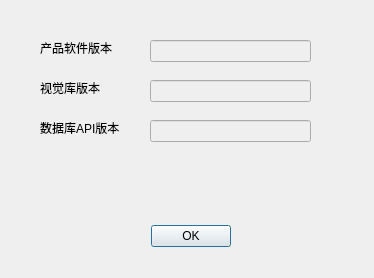
Above: VisionUI/AboutDialog.ui from chuandongxu/AOI before the change. Below: the same form after it.
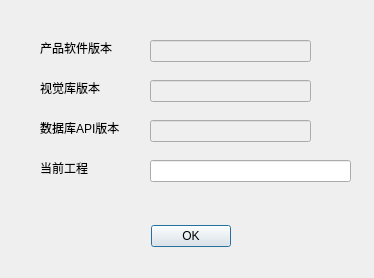
That is the form after the change.

Diff of the .ui file:
```diff
--- a/VisionUI/AboutDialog.ui
+++ b/VisionUI/AboutDialog.ui
@@ -110,6 +110,35 @@
     <string>数据库API版本</string>
    </property>
   </widget>
+  <widget class="QLabel" name="labelCurrentProject">
+   <property name="geometry">
+    <rect>
+     <x>40</x>
+     <y>160</y>
+     <width>61</width>
+     <height>16</height>
+    </rect>
+   </property>
+   <property name="text">
+    <string>当前工程</string>
+   </property>
+  </widget>
+  <widget class="QLineEdit" name="lineEditCurrentProject">
+   <property name="enabled">
+    <bool>true</bool>
+   </property>
+   <property name="geometry">
+    <rect>
+     <x>150</x>
+     <y>160</y>
+     <width>201</width>
+     <height>22</height>
+    </rect>
+   </property>
+   <property name="readOnly">
+    <bool>true</bool>
+   </property>
+  </widget>
  </widget>
  <layoutdefault spacing="6" margin="11"/>
  <resources/>
```
Left out of the diff: 4 changed lines with no effect on the pictures.
